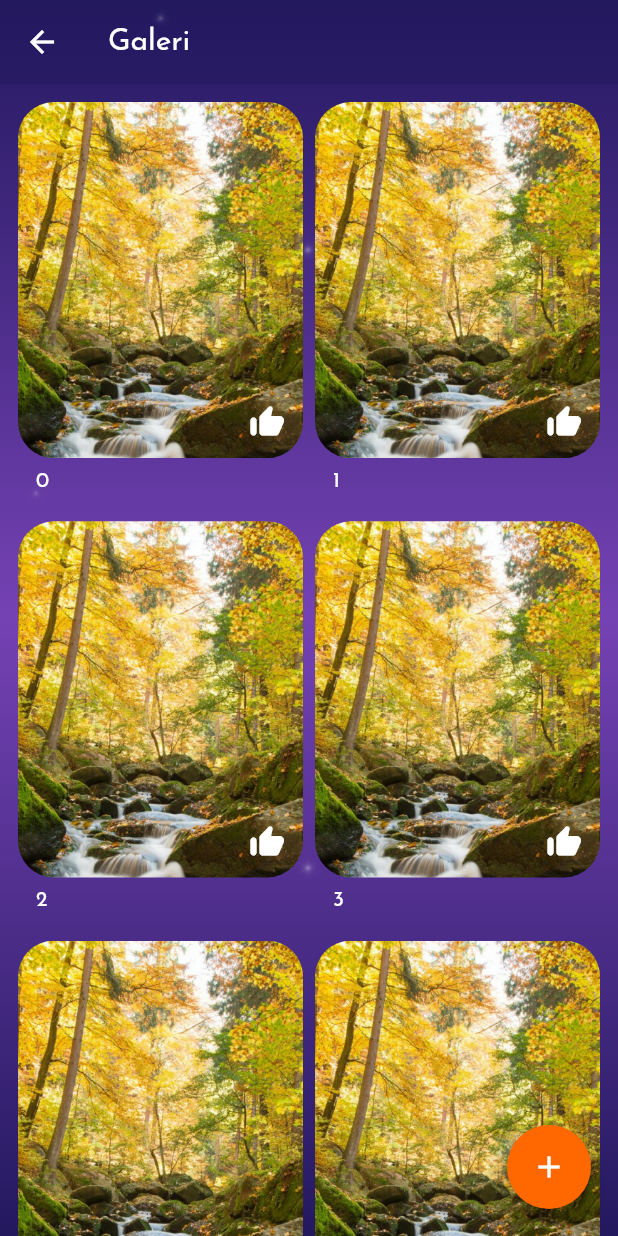
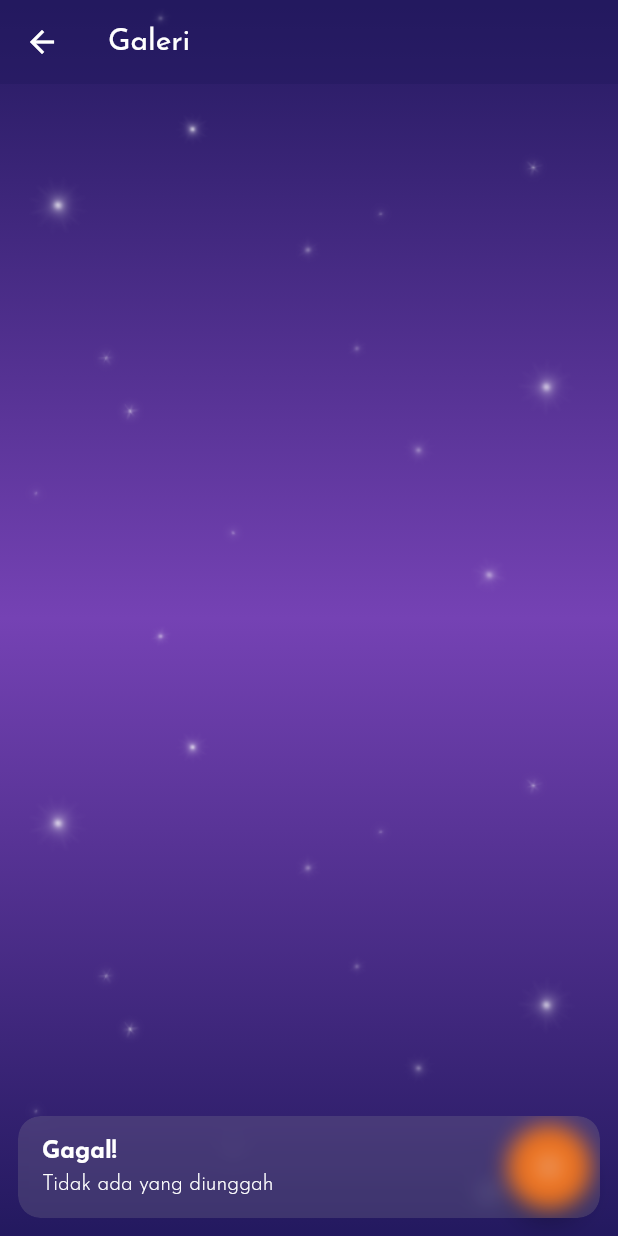
Before and after one commit to Raixard/SleepFox, a Flutter app: the GalleryPage screen opened directly, after a tap on the "add" icon, on a phone screen of 412 x 824 dp. Run offline on Flutter 3.47's test engine with Material 2 defaults, Android fonts, the phone set to English and light mode, and no system bars; our stand-ins replace audio_video_progress_bar, cached_network_image, cloud_firestore, file_picker, firebase_auth, firebase_core and 5 more; missing offline and left inert: cached_firestorage; accounts and stored records are empty; statements that could not run were skipped.

Commit message:
Added gallery feature & others
+ Gallery post create, read, delete
+ Extracted repeated widgets
+ Other minor bugfixes

```diff
--- /dev/null
+++ b/lib/getx_controller/gallery_form_controller.dart
@@ -0,0 +1,111 @@
+import 'dart:convert';
+import 'dart:io';
+import 'dart:math';
+import 'package:cloud_firestore/cloud_firestore.dart';
+import 'package:file_picker/file_picker.dart';
+import 'package:firebase_auth/firebase_auth.dart';
+import 'package:flutter/material.dart';
+import 'package:get/get.dart';
+import 'package:sleepfox/getx_controller/gallery_controller.dart';
+import 'package:sleepfox/utils/image_service.dart';
+
+class GalleryFormController extends GetxController {
+  // Path file di device user
+  var filePath = "".obs;
+  // Nama file untuk disimpan di cloud
+  var fileName = "".obs;
+  // Judul/deskripsi gambar
+  TextEditingController titleController = TextEditingController();
+  // ignore: prefer_typing_uninitialized_variables
+  var results;
+
+  // Saat controller ini sudah siap,
+  // maka secara otomatis akan meminta user
+  // memilih gambar untuk di-post
+  @override
+  void onReady() {
+    super.onReady();
+    pickImage();
+  }
+
+  // Konversi path file menjadi file
+  File get file {
+    return File(filePath.value);
+  }
+
+  // Mengambil gambar dari device user
+  void pickImage() async {
+    // Mengambil gambar
+    results = await FilePicker.platform.pickFiles(
+      allowMultiple: false,
+      type: FileType.custom,
+      allowedExtensions: ["png", "jpg"],
+    );
+
+    // Bila tidak ada yang diambil, akan batal dan
+    // kembali ke halaman sebelumnya
+    if (results == null) {
+      Get.back();
+      Get.snackbar(
+        "Gagal!",
+        "Tidak ada yang diunggah",
+        snackPosition: SnackPosition.BOTTOM,
+        margin: const EdgeInsets.all(12),
+      );
+      return;
+    }
+
+    // Memasukkan data gambar yang dipilih oleh user
+    filePath.value = results.files.single.path!;
+    fileName.value = results.files.single.name;
+  }
+
+  // Meng-upload gambar yang dipilih user
+  void postImage() async {
+    // Mengambil id user saat ini
+    var userId = FirebaseAuth.instance.currentUser!.uid;
+
+    // Memberi nama random pada awalan nama file
+    // agar tidak ada file dengan nama yang sama
+    fileName.value = base64Url.encode(
+          List<int>.generate(
+            32,
+            (i) => Random().nextInt(256),
+          ),
+        ) +
+        fileName.value;
+    // File akan disimpan di folder gallery_posts/id user/
+    // di Firebase Storage
+    fileName.value = "gallery_posts/$userId/${fileName.value}";
+
+    // Mencegah proses upload bila filePath kosong
+    if (filePath.value.isEmpty) {
+      return;
+    }
+
+    // Mengunggah gambar ke Firebase Storage
+    await ImageService.uploadFile(filePath.value, fileName.value);
+
+    // Menambahkan data post ke Firestore
+    await FirebaseFirestore.instance.collection("gallery_posts").add({
+      "title": titleController.text,
+      "image": fileName.value,
+      "likes": [],
+      "poster": userId,
+      "timePublished": Timestamp.now(),
+    });
+
+    // Kembali ke halaman sebelumnya dan menampilkan snackbar
+    Get.back();
+    Get.snackbar(
+      "Berhasil!",
+      "Berhasil ditambahkan!",
+      snackPosition: SnackPosition.BOTTOM,
+      margin: const EdgeInsets.all(12),
+    );
+
+    // Me-refresh database lokal
+    final gc = Get.find<GalleryController>();
+    gc.getData();
+  }
+}
--- /dev/null
+++ b/lib/model/gallery_post.dart
@@ -0,0 +1,18 @@
+import 'package:get/get.dart';
+
+class GalleryPost {
+  String docName;
+  String title;
+  String image;
+  String poster;
+  RxList likes = [].obs;
+  String timePublished;
+
+  GalleryPost({
+    required this.docName,
+    required this.title,
+    required this.image,
+    required this.poster,
+    required this.timePublished,
+  });
+}
--- /dev/null
+++ b/lib/pages/gallery_add_page.dart
@@ -0,0 +1,50 @@
+import 'package:flutter/material.dart';
+import 'package:get/get.dart';
+import 'package:sleepfox/getx_controller/gallery_form_controller.dart';
+import 'package:sleepfox/utils/widget_styles.dart';
+import 'package:sleepfox/widgets/small_widgets.dart';
+
+class GalleryAddPage extends StatelessWidget {
+  GalleryAddPage({Key? key}) : super(key: key);
+
+  final gfc = Get.put(GalleryFormController());
+
+  @override
+  Widget build(BuildContext context) {
+    return Scaffold(
+      appBar: AppBar(
+        title: const Text("Post Gambar"),
+        backgroundColor: Colors.transparent,
+        shadowColor: Colors.transparent,
+        actions: [
+          TextButton(
+            onPressed: () async {
+              gfc.postImage();
+            },
+            child: const Text("Post"),
+          ),
+        ],
+      ),
+      body: ListView(
+        padding: defaultPadding,
+        children: [
+          Column(
+            children: [
+              Obx(
+                () => (gfc.filePath.value.isNotEmpty)
+                    ? Image.file(gfc.file)
+                    : Container(),
+              ),
+              const SeparatorV(),
+              TextInputField(
+                controller: gfc.titleController,
+                labelText: "Deskripsi gambar",
+                icon: const Icon(Icons.title_rounded),
+              ),
+            ],
+          ),
+        ],
+      ),
+    );
+  }
+}
--- a/lib/pages/gallery_page.dart
+++ b/lib/pages/gallery_page.dart
@@ -1,27 +1,22 @@
-import 'dart:math';
-
 import 'package:flutter/material.dart';
 import 'package:flutter_staggered_grid_view/flutter_staggered_grid_view.dart';
 import 'package:get/get.dart';
+import 'package:sleepfox/getx_controller/gallery_controller.dart';
 import 'package:sleepfox/getx_controller/music_controller.dart';
+import 'package:sleepfox/pages/gallery_add_page.dart';
 import 'package:sleepfox/utils/colors.dart';
 import 'package:sleepfox/utils/widget_styles.dart';
+import 'package:sleepfox/widgets/gallery_post_frame.dart';
 import 'package:sleepfox/widgets/main_background.dart';
 
 class GalleryPage extends StatelessWidget {
   GalleryPage({Key? key}) : super(key: key);
 
-  final _imageLinkList = [
-    "assets/gallery/1.jpg",
-    "assets/gallery/2.jpg",
-    "assets/gallery/3.jpg",
-  ];
+  final gc = Get.put(GalleryController());
+  final mm = Get.find<MusicController>();
 
   @override
   Widget build(BuildContext context) {
-    final mm = Get.find<MusicController>();
-    final imageList = List.generate(
-        50, (index) => _imageLinkList[Random().nextInt(_imageLinkList.length)]);
     return Scaffold(
       appBar: AppBar(
         title: const Text("Galeri"),
@@ -32,58 +27,23 @@ class GalleryPage extends StatelessWidget {
       body: MainBackground(
         child: Stack(
           children: [
-            RefreshIndicator(
+            GetBuilder(
+              builder: (GalleryController gc) => RefreshIndicator(
                 backgroundColor: cOrange,
                 color: Colors.white,
-              onRefresh: () async {},
+                onRefresh: gc.getData,
                 child: Padding(
                   padding: defaultPaddingSmall.copyWith(bottom: 0),
                   child: MasonryGridView.count(
                     crossAxisCount: 2,
                     mainAxisSpacing: 8,
                     crossAxisSpacing: 8,
-                  itemCount: 20,
+                    itemCount: gc.galleryPosts.length,
                     itemBuilder: (context, index) {
-                    return Column(
-                      crossAxisAlignment: CrossAxisAlignment.start,
-                      children: [
-                        Stack(
-                          children: [
-                            ClipRRect(
-                              borderRadius: defaultBorderRadius,
-                              child: Image.asset(imageList[index]),
+                      final galleryPost = gc.galleryPosts[index];
+                      return GalleryPostFrame(galleryPost);
+                    },
                   ),
-                            Positioned.fill(
-                              child: Stack(
-                                children: [
-                                  Material(
-                                    color: Colors.transparent,
-                                    child: InkWell(
-                                      borderRadius: defaultBorderRadius,
-                                      onTap: () {},
-                                    ),
-                                  ),
-                                  Align(
-                                    alignment: Alignment.bottomRight,
-                                    child: IconButton(
-                                      onPressed: () {},
-                                      icon: Random().nextBool()
-                                          ? const Icon(Icons.thumb_up_rounded)
-                                          : const Icon(Icons.thumb_up_outlined),
-                                    ),
-                                  ),
-                                ],
-                              ),
-                            ),
-                          ],
-                        ),
-                        Padding(
-                          padding: defaultPaddingSmall.copyWith(top: 8),
-                          child: Text(index.toString()),
-                        ),
-                      ],
-                    );
-                  },
                 ),
               ),
             ),
@@ -98,7 +58,9 @@ class GalleryPage extends StatelessWidget {
                     tooltip: "Unggah Gambar Baru",
                     backgroundColor: cOrange,
                     foregroundColor: Colors.white,
-                    onPressed: () {},
+                    onPressed: () {
+                      Get.to(() => GalleryAddPage());
+                    },
                     child: const Icon(Icons.add),
                   ),
                 ),
--- a/lib/pages/splash_screen.dart
+++ b/lib/pages/splash_screen.dart
@@ -1,11 +1,14 @@
 import 'package:flutter/material.dart';
 import 'package:get/get.dart';
+import 'package:sleepfox/getx_controller/music_controller.dart';
 import 'package:sleepfox/getx_controller/splash_screen_controller.dart';
 import 'package:sleepfox/widgets/main_background.dart';
 import 'package:sleepfox/widgets/small_widgets.dart';
 
 class SplashScreen extends StatelessWidget {
-  const SplashScreen({Key? key}) : super(key: key);
+  SplashScreen({Key? key}) : super(key: key);
+
+  final mc = Get.put(MusicController());
 
   @override
   Widget build(BuildContext context) {
--- a/lib/utils/image_service.dart
+++ b/lib/utils/image_service.dart
@@ -19,7 +19,7 @@ class ImageService {
     File file = File(filePath);
     try {
       await FirebaseStorage.instance
-          .ref("avatar_image/$fileName")
+          .ref(fileName)
           .putFile(file);
     } on FirebaseException catch (e) {
       if (kDebugMode) {
```
Also changed, not shown: lib/getx_controller/gallery_controller.dart (added, +90 -0 lines), lib/getx_controller/sign_in_up_form_controller.dart (+7 -3 lines), lib/getx_controller/user_controller.dart (+8 -2 lines), lib/main.dart (+6 -2 lines), lib/pages/gallery_filtered_page.dart (added, +60 -0 lines), lib/pages/gallery_post_page.dart (added, +68 -0 lines), lib/pages/profile_page.dart (+32 -6 lines), lib/widgets/gallery_post_frame.dart (added, +82 -0 lines), lib/widgets/image_future_builder.dart (added, +26 -0 lines). Lines whose indentation alone changed are shown as unchanged.
